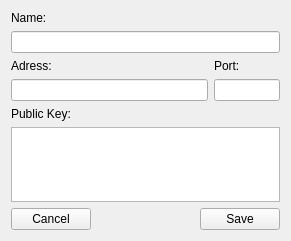
The window that src/editcontactwindow.ui (thomas-picariello/SDTP) describes before a commit, drawn with Qt 5.
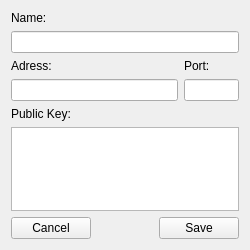
The same window after the commit.

What changed in the file:
```diff
--- a/src/editcontactwindow.ui
+++ b/src/editcontactwindow.ui
@@ -6,8 +6,8 @@
    <rect>
     <x>0</x>
     <y>0</y>
-    <width>291</width>
-    <height>241</height>
+    <width>250</width>
+    <height>250</height>
    </rect>
   </property>
   <property name="windowTitle">
```
Left out of the diff: 5 changed lines with no effect on the pictures.
